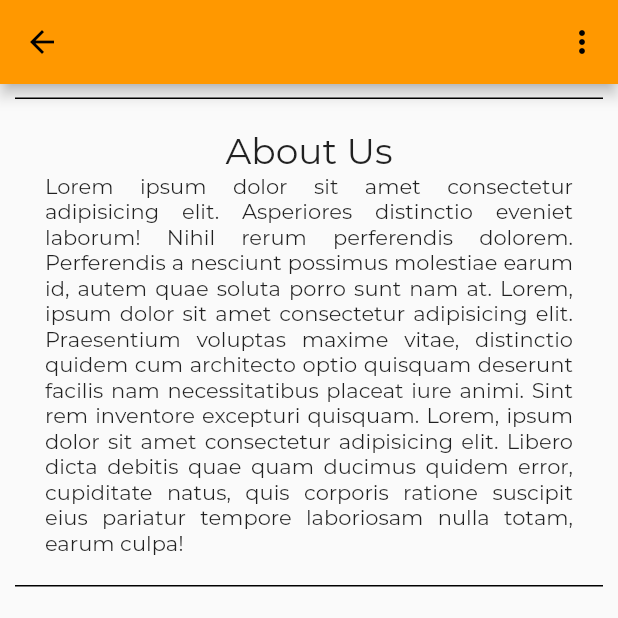
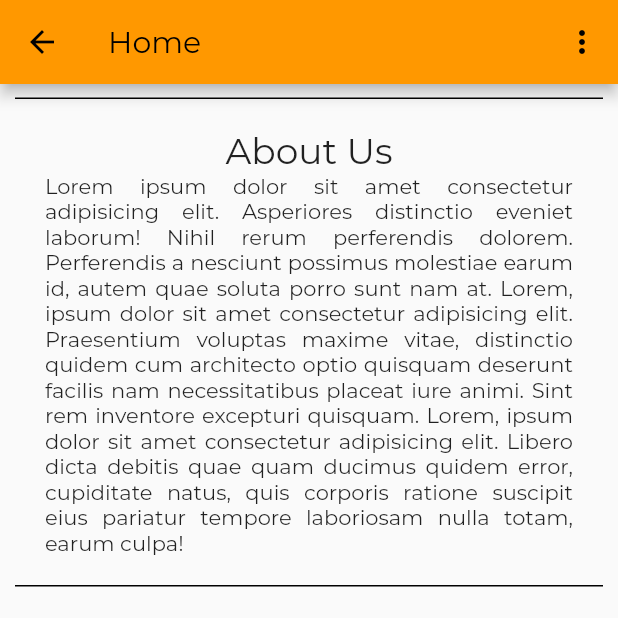
Before and after one commit to je-von/burger-ku, a Flutter app: the HomeContainer screen opened directly, scrolled down 285 dp, on a phone screen of 412 x 824 dp, the top half of it. Run offline on Flutter 3.47's test engine with Material 2 defaults, Android fonts, the phone set to English and light mode, and no system bars; drawn by our look-alikes of carousel_slider; our stand-ins replace shared_preferences; accounts and stored records are empty; network calls fail; project files that could hold a hidden picture were left out.

Commit message:
add appbar title

```diff
--- a/frontend/lib/pages/container.dart
+++ b/frontend/lib/pages/container.dart
@@ -23,6 +23,11 @@ class HomeContainerState extends State<HomeContainer> {
     });
   }
 
+  final List<String> _titles = <String>[
+    'Home',
+    'Menu',
+    'My Carts',
+  ];
   final List<Widget> _widgets = <Widget>[
     const HomePage(),
     const ItemPage(),
@@ -32,6 +37,7 @@ class HomeContainerState extends State<HomeContainer> {
   Widget build(BuildContext context) {
     return Scaffold(
       appBar: AppBar(
+        title: Text(_titles[_selectedIndex]),
         actions: [
           PopupMenuButton(itemBuilder: (context) {
             return ['Logout'].map((e) {
```
Also changed, not shown: frontend/lib/pages/item.dart (+17 -2 lines).
